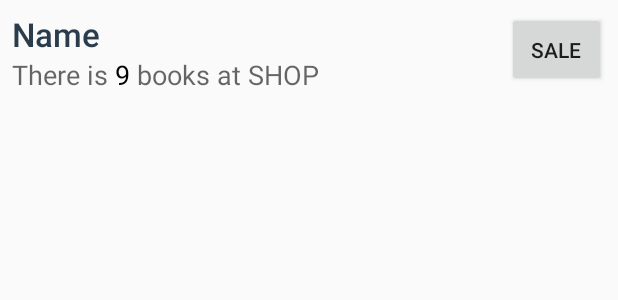
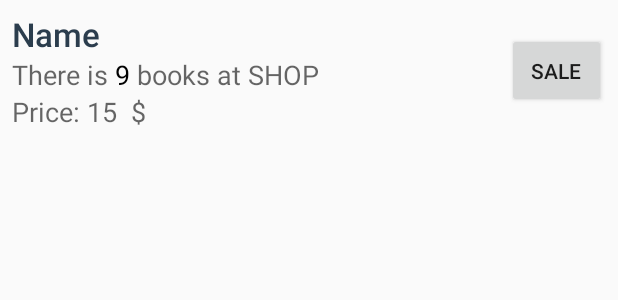
Before and after one commit to snowtales/InventoryAppUda, an Android app: the layout item_list_viewer.xml on its own in the app's theme, with its tools: preview values and no code run, on a phone screen of 412 x 824 dp. Shown: the top 300 px of the screen. Run offline under Robolectric (Android 15) with nearby library versions, the light colour scheme and no system bars.

Commit message:
Second Part of Udacity task less blank lines!

```diff
--- a/app/src/main/java/com/example/android/inventoryappuda/MainActivity.java
+++ b/app/src/main/java/com/example/android/inventoryappuda/MainActivity.java
@@ -95,7 +95,8 @@ public class MainActivity extends AppCompatActivity implements LoaderManager.Loa
                 BooksContract.BooksEntry._ID,
                 BooksContract.BooksEntry.BOOKNAME,
                 BooksContract.BooksEntry.QUANTITY,
-                BooksContract.BooksEntry.SUPPLIER};
+                BooksContract.BooksEntry.SUPPLIER,
+                BooksContract.BooksEntry.PRICE};
 
         return new CursorLoader(this,
                 BooksContract.BooksEntry.CONTENT_URI,
--- a/app/src/main/java/com/example/android/inventoryappuda/database/BooksContract.java
+++ b/app/src/main/java/com/example/android/inventoryappuda/database/BooksContract.java
@@ -25,7 +25,9 @@ public final class BooksContract {
                 ContentResolver.CURSOR_ITEM_BASE_TYPE + "/" + CONTENT_AUTHORITY + "/" + PATH;
 
         public static final String TABLE_NAME = "books";
-        public static final String _ID = BaseColumns._ID;
+        /**        public static final String _ID = BaseColumns._ID;
+         *
+         */
         public static final String BOOKNAME = "name";
         public static final String PRICE = "price";
         public static final String QUANTITY = "quantity";
--- a/app/src/main/res/layout/item_list_viewer.xml
+++ b/app/src/main/res/layout/item_list_viewer.xml
@@ -8,7 +8,7 @@
 
    <LinearLayout
        android:layout_width="0dp"
-       android:layout_height="match_parent"
+       android:layout_height="wrap_content"
        android:layout_weight="5"
        android:orientation="vertical">
     <TextView
@@ -30,7 +30,7 @@
                android:layout_height="wrap_content"
                android:text="There is "/>
            <TextView
-           android:id="@+id/quantity"
+           android:id="@+id/quantity_textview"
            android:layout_width="wrap_content"
            android:layout_height="wrap_content"
            android:textAppearance="?android:textAppearanceMedium"
@@ -48,6 +48,27 @@
                android:textAppearance="?android:textAppearanceMedium"
                tools:text = "SHOP"/>
        </LinearLayout>
+       <LinearLayout
+           android:layout_width="wrap_content"
+           android:layout_height="wrap_content">
+       <TextView
+           android:layout_width="wrap_content"
+           android:layout_height="wrap_content"
+           android:text="Price: "
+           android:textAppearance="?android:textAppearanceMedium"
+           />
+       <TextView
+           android:layout_width="wrap_content"
+           android:layout_height="wrap_content"
+           android:id="@+id/price_textview"
+           android:textAppearance="?android:textAppearanceMedium"
+           tools:text = "15 "/>
+           <TextView
+               android:layout_width="wrap_content"
+               android:layout_height="wrap_content"
+               android:textAppearance="?android:textAppearanceMedium"
+               android:text=" $"/>
+       </LinearLayout>
    </LinearLayout>
 
     <Button
@@ -58,5 +79,5 @@
         android:layout_height="50dp"
         android:layout_weight="1"
         android:scaleType="centerInside"
-        android:layout_gravity="right" />
+        android:layout_gravity="center_vertical" />
 </LinearLayout>
```
Also changed, not shown: app/src/main/java/com/example/android/inventoryappuda/BookCursorAdapter.java (+7 -1 lines), app/src/main/java/com/example/android/inventoryappuda/EditAct.java (+47 -9 lines).
